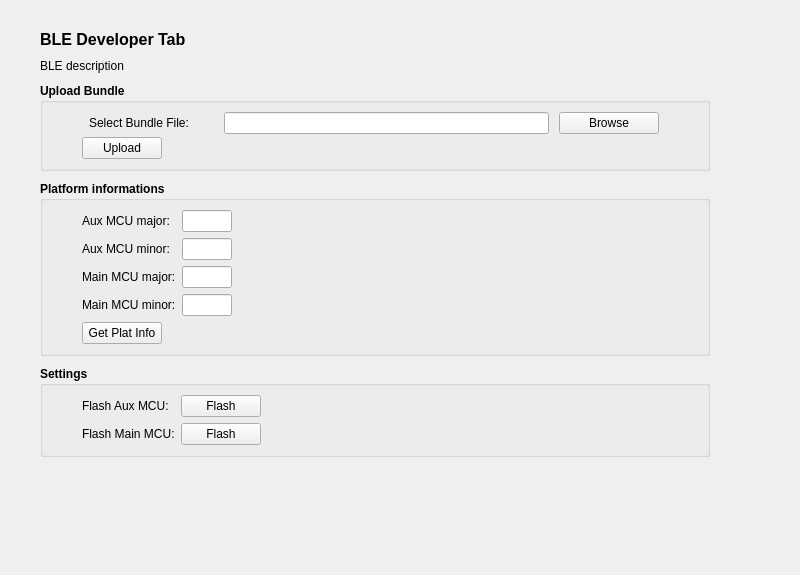
This is src/BleDev.ui in mooltipass/moolticute as Qt 5 draws it before an edit. The edited form follows.
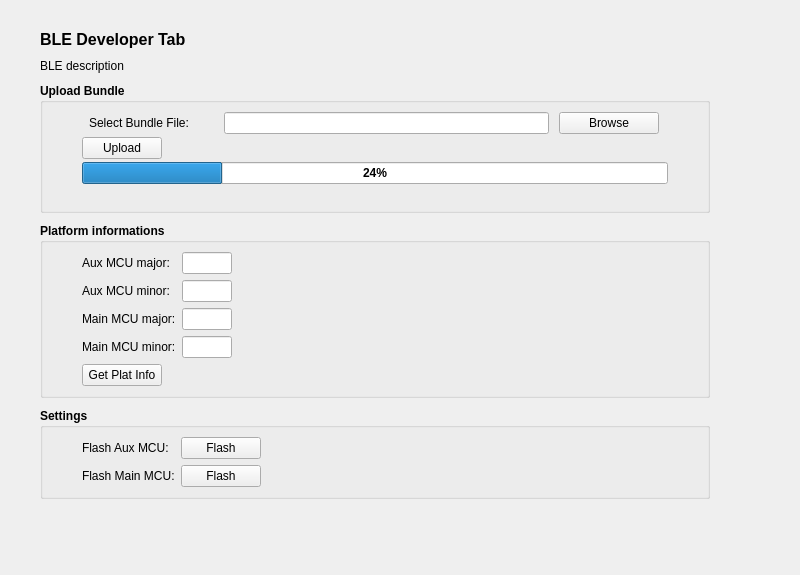
This is the edited form.

Commit message: #383 Add progress bar to upload bundle on BLE dev tab

The edit to the form file:
```diff
--- a/src/BleDev.ui
+++ b/src/BleDev.ui
@@ -234,6 +234,39 @@
         </item>
        </layout>
       </item>
+      <item>
+       <layout class="QHBoxLayout" name="horizontalLayout_7">
+        <property name="leftMargin">
+         <number>30</number>
+        </property>
+        <property name="rightMargin">
+         <number>30</number>
+        </property>
+        <item>
+         <widget class="QProgressBar" name="progressBarUpload">
+          <property name="value">
+           <number>24</number>
+          </property>
+         </widget>
+        </item>
+       </layout>
+      </item>
+      <item>
+       <widget class="QLabel" name="label_UploadProgress">
+        <property name="font">
+         <font>
+          <weight>50</weight>
+          <bold>false</bold>
+         </font>
+        </property>
+        <property name="text">
+         <string/>
+        </property>
+        <property name="alignment">
+         <set>Qt::AlignCenter</set>
+        </property>
+       </widget>
+      </item>
      </layout>
     </widget>
    </item>
```
The commit also changes 7 other files.
